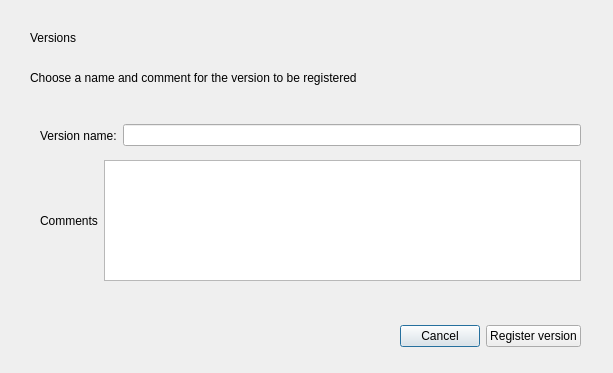
This is src/components/create-version/createversion.ui in RapidWebForge/RapidWebForgeApp as Qt 5 draws it before an edit. The edited form follows.
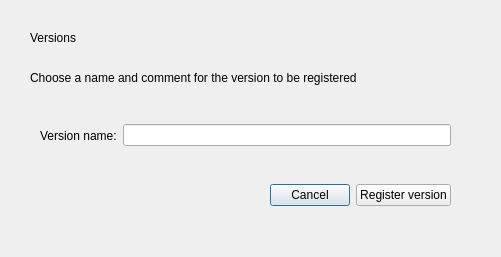
This is the edited form.

Patch:
```diff
--- a/src/components/create-version/createversion.ui
+++ b/src/components/create-version/createversion.ui
@@ -6,8 +6,8 @@
    <rect>
     <x>0</x>
     <y>0</y>
-    <width>613</width>
-    <height>373</height>
+    <width>501</width>
+    <height>257</height>
    </rect>
   </property>
   <property name="windowTitle">
@@ -44,7 +44,7 @@
     <rect>
      <x>40</x>
      <y>120</y>
-     <width>541</width>
+     <width>411</width>
      <height>31</height>
     </rect>
    </property>
@@ -61,35 +61,13 @@
     </item>
    </layout>
   </widget>
-  <widget class="QWidget" name="horizontalLayoutWidget_2">
-   <property name="geometry">
-    <rect>
-     <x>40</x>
-     <y>160</y>
-     <width>541</width>
-     <height>121</height>
-    </rect>
-   </property>
-   <layout class="QHBoxLayout" name="horizontalLayout_2">
-    <item>
-     <widget class="QLabel" name="comments">
-      <property name="text">
-       <string>Comments</string>
-      </property>
-     </widget>
-    </item>
-    <item>
-     <widget class="QPlainTextEdit" name="commentsTextEdit"/>
-    </item>
-   </layout>
-  </widget>
   <widget class="QWidget" name="horizontalLayoutWidget_3">
    <property name="geometry">
     <rect>
      <x>40</x>
-     <y>320</y>
-     <width>541</width>
-     <height>32</height>
+     <y>180</y>
+     <width>411</width>
+     <height>31</height>
     </rect>
    </property>
    <layout class="QHBoxLayout" name="horizontalLayout_3">
```
